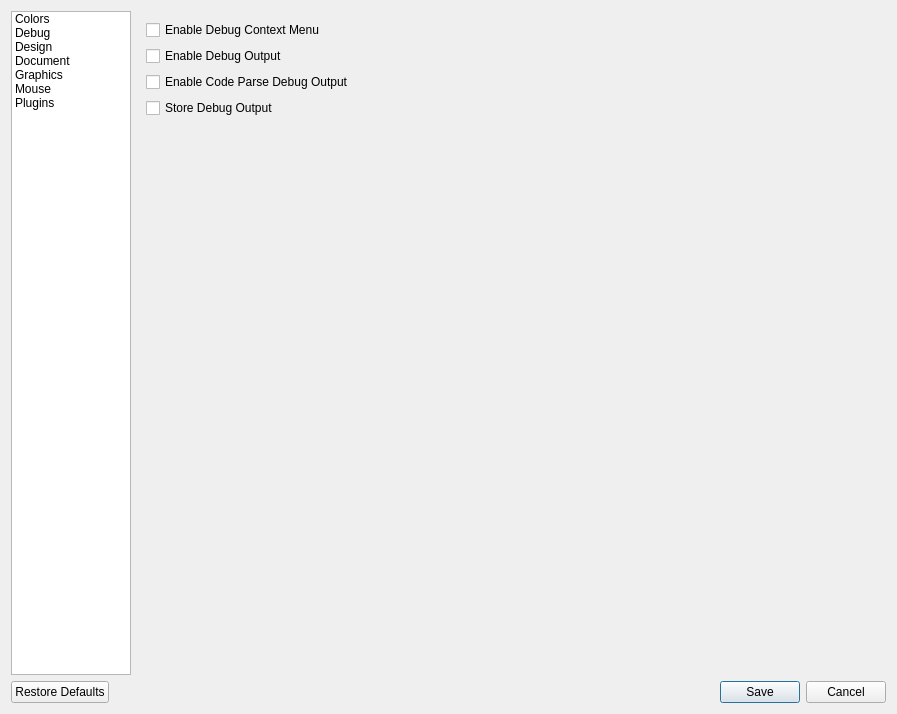
Old version of the form lvtqtw/ct_lvtqtw_configurationdialog.ui in the repository KDE/codevis.
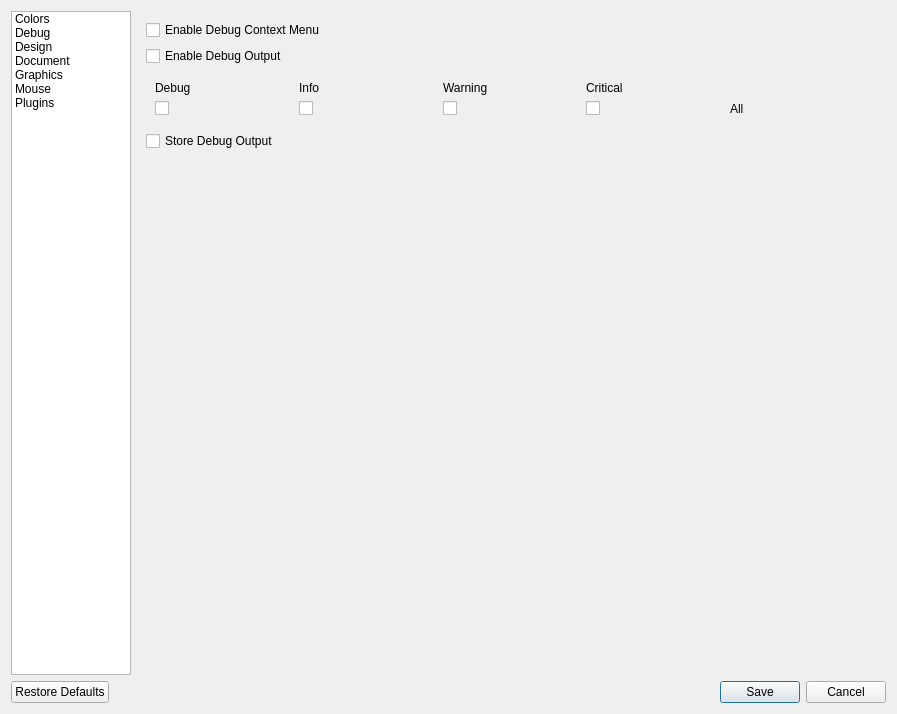
New version of the form. The open tabs and pages were chosen to show the change. Custom widgets are drawn as their Qt base class.

What changed in the file:
```diff
--- a/lvtqtw/ct_lvtqtw_configurationdialog.ui
+++ b/lvtqtw/ct_lvtqtw_configurationdialog.ui
@@ -599,13 +599,65 @@
            </property>
           </widget>
          </item>
-         <item>
-          <widget class="QCheckBox" name="enableCodeParseDebugOutput">
-           <property name="text">
-            <string>Enable Code Parse Debug Output</string>
-           </property>
-          </widget>
-         </item>
+
+
+      <item>
+      <widget class="QWidget" name="logFilteringSettings">
+        <layout class="QGridLayout" name="gridLayoutLogFilters">
+            <item row="0" column="0">
+            <widget class="QLabel" name="label_debug">
+            <property name="text">
+                <string>Debug</string>
+            </property>
+            </widget>
+           </item>
+            <item row="0" column="1">
+            <widget class="QLabel" name="label_info">
+            <property name="text">
+                <string>Info</string>
+            </property>
+            </widget>
+           </item>
+            <item row="0" column="2">
+            <widget class="QLabel" name="label_warning">
+            <property name="text">
+                <string>Warning</string>
+            </property>
+            </widget>
+           </item>
+            <item row="0" column="3">
+            <widget class="QLabel" name="label_critical">
+            <property name="text">
+                <string>Critical</string>
+            </property>
+            </widget>
+           </item>
+            <item row="1" column="4">
+            <widget class="QLabel" name="label_all">
+            <property name="text">
+                <string>All</string>
+            </property>
+            </widget>
+           </item>
+            <item row="1" column="0">
+            <widget class="QCheckBox" name="allDebugsCheckbox">
+            </widget>
+           </item>
+            <item row="1" column="1">
+            <widget class="QCheckBox" name="allInfosCheckbox">
+            </widget>
+           </item>
+            <item row="1" column="2">
+            <widget class="QCheckBox" name="allWarningsCheckbox">
+            </widget>
+           </item>
+            <item row="1" column="3">
+            <widget class="QCheckBox" name="allCriticalCheckbox">
+            </widget>
+           </item>
+        </layout>
+       </widget>
+       </item>
          <item>
           <widget class="QCheckBox" name="storeDebugOutput">
            <property name="text">
```
